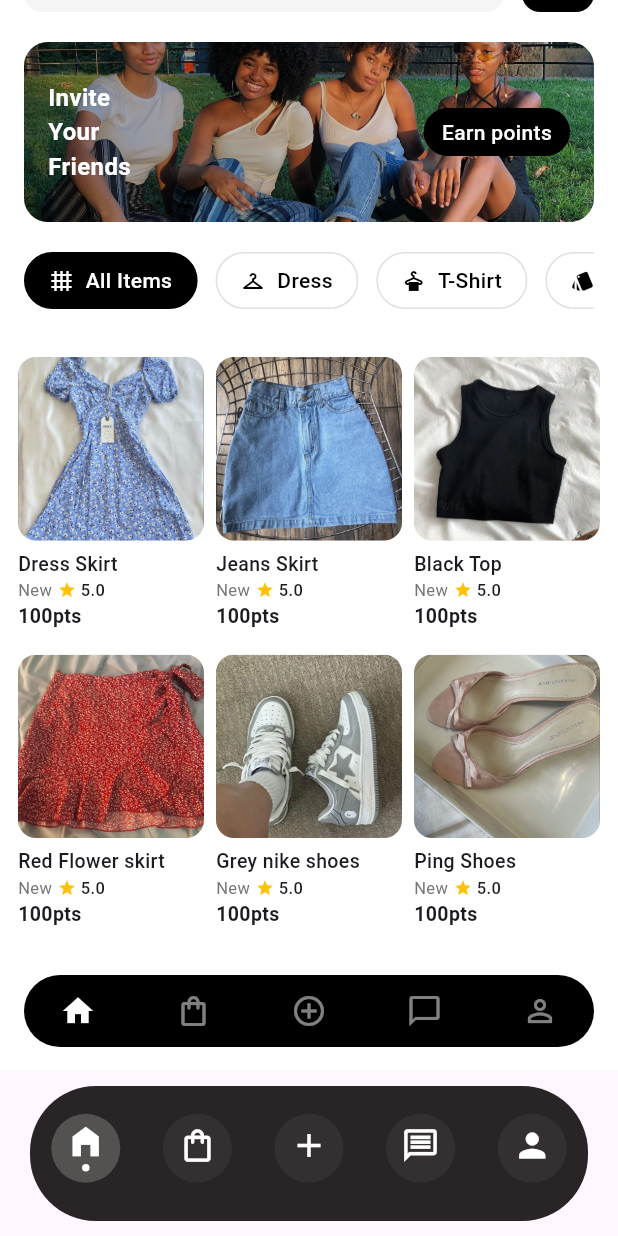
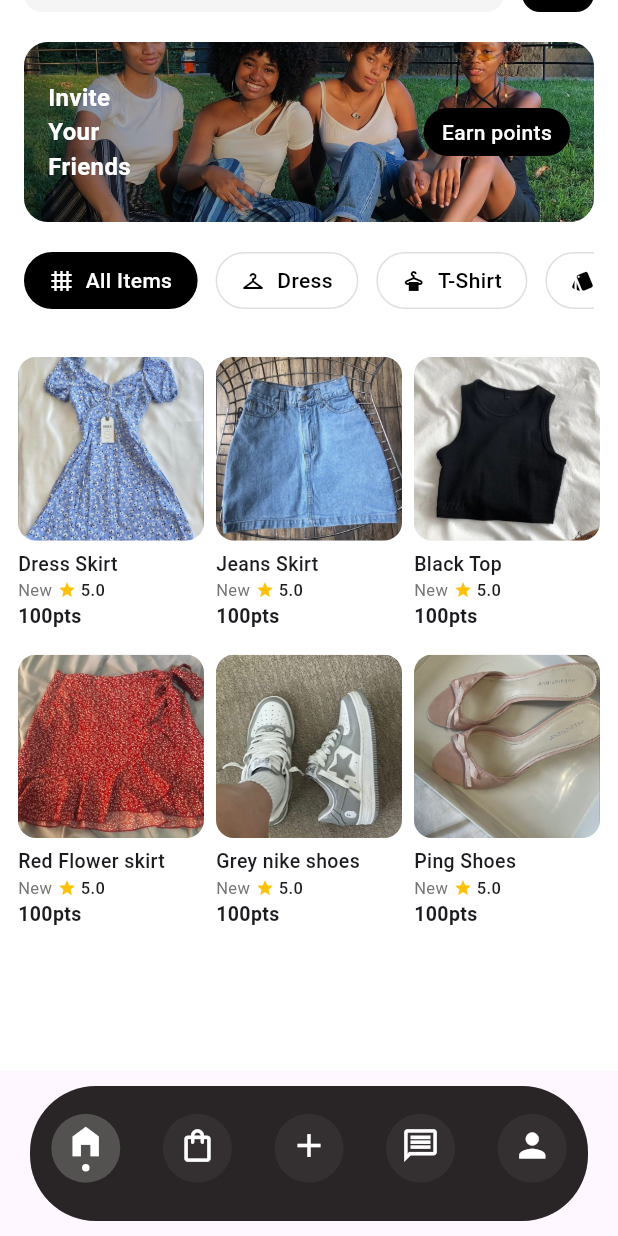
Before and after one commit to julianacholder/ecothreads_flutter, a Flutter app: the screen it shows after launch, scrolled down 137 dp, on a phone screen of 412 x 824 dp. Run offline on Flutter 3.47's test engine with Material 3 defaults, Android fonts, the phone set to English and light mode, and no system bars; our stand-ins replace google_fonts.

Commit message:
Home-Detailcheckout-page

```diff
--- a/ecothreads/lib/pages/home_page.dart
+++ b/ecothreads/lib/pages/home_page.dart
@@ -30,9 +30,7 @@ class _HomePageState extends State<HomePage> {
     return Scaffold(
       backgroundColor: Colors.white,
       body: SafeArea(
-        child: Stack(
-          children: [
-            CustomScrollView(
+        child: CustomScrollView(
           slivers: [
             SliverToBoxAdapter(
               child: Padding(
@@ -55,9 +53,6 @@ class _HomePageState extends State<HomePage> {
             const SliverToBoxAdapter(
               child: SizedBox(height: 80),
             ),
-              ],
-            ),
-            _buildBottomNavigation(),
           ],
         ),
       ),
@@ -336,38 +331,6 @@ class _HomePageState extends State<HomePage> {
     );
   }
 
-  Widget _buildBottomNavigation() {
-    return Positioned(
-      left: 16,
-      right: 16,
-      bottom: 16,
-      child: Container(
-        padding: const EdgeInsets.symmetric(horizontal: 24, vertical: 12),
-        decoration: BoxDecoration(
-          color: Colors.black,
-          borderRadius: BorderRadius.circular(32),
-        ),
-        child: Row(
-          mainAxisAlignment: MainAxisAlignment.spaceBetween,
-          children: [
-            _buildNavItem(Icons.home, true),
-            _buildNavItem(Icons.shopping_bag_outlined, false),
-            _buildNavItem(Icons.add_circle_outline, false),
-            _buildNavItem(Icons.chat_bubble_outline, false),
-            _buildNavItem(Icons.person_outline, false),
-          ],
-        ),
-      ),
-    );
-  }
-
-  Widget _buildNavItem(IconData icon, bool isSelected) {
-    return Icon(
-      icon,
-      color: isSelected ? Colors.white : Colors.white.withOpacity(0.5),
-    );
-  }
-
   @override
   void dispose() {
     _searchController.dispose();
```
Also changed, not shown: ecothreads/pubspec.yaml (+0 -9 lines). Lines whose indentation alone changed are shown as unchanged.
